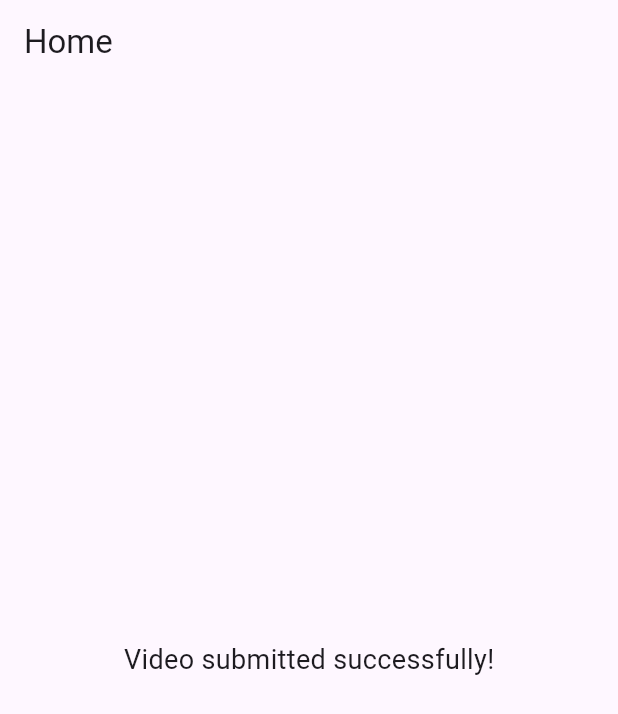
After one commit to Ahsan-001/video.compressor_and-_isolates, a Flutter app: the HomeScreen screen opened directly, on a phone screen of 412 x 824 dp. The commit adds this screen. Shown: the top 714 px of the screen. Run offline on Flutter 3.47's test engine with Material 3 defaults, Android fonts, the phone set to English and light mode, and no system bars; our stand-ins replace better_player_plus, flutter_riverpod, image_picker; missing offline and left inert: video_compress.

```diff
--- /dev/null
+++ b/lib/views/home/home.dart
@@ -0,0 +1,18 @@
+import 'package:flutter/material.dart';
+
+class HomeScreen extends StatelessWidget {
+  const HomeScreen({super.key});
+
+  @override
+  Widget build(BuildContext context) {
+    return Scaffold(
+      appBar: AppBar(title: const Text("Home")),
+      body: const Center(
+        child: Text(
+          "Video submitted successfully!",
+          style: TextStyle(fontSize: 18),
+        ),
+      ),
+    );
+  }
+}
--- a/lib/views/video_capture_screen.dart
+++ b/lib/views/video_capture_screen.dart
@@ -22,8 +22,8 @@ class VideoCaptureScreen extends ConsumerWidget {
 
       if (video != null) {
         videoNotifier.reset();
+        ref.read(originalVideoPathProvider.notifier).state = video.path;
         ref.read(currentVideoPathProvider.notifier).state = video.path;
-        ref.read(originalVideoPathProvider.notifier).state = video.path;
 
         Navigator.push(
           context,
@@ -37,6 +37,7 @@ class VideoCaptureScreen extends ConsumerWidget {
 
       if (video != null) {
         videoNotifier.reset();
+        ref.read(originalVideoPathProvider.notifier).state = video.path;
         ref.read(currentVideoPathProvider.notifier).state = video.path;
 
         Navigator.push(
```
Also changed, not shown: lib/views/video_preview_screen.dart (+39 -0 lines).
